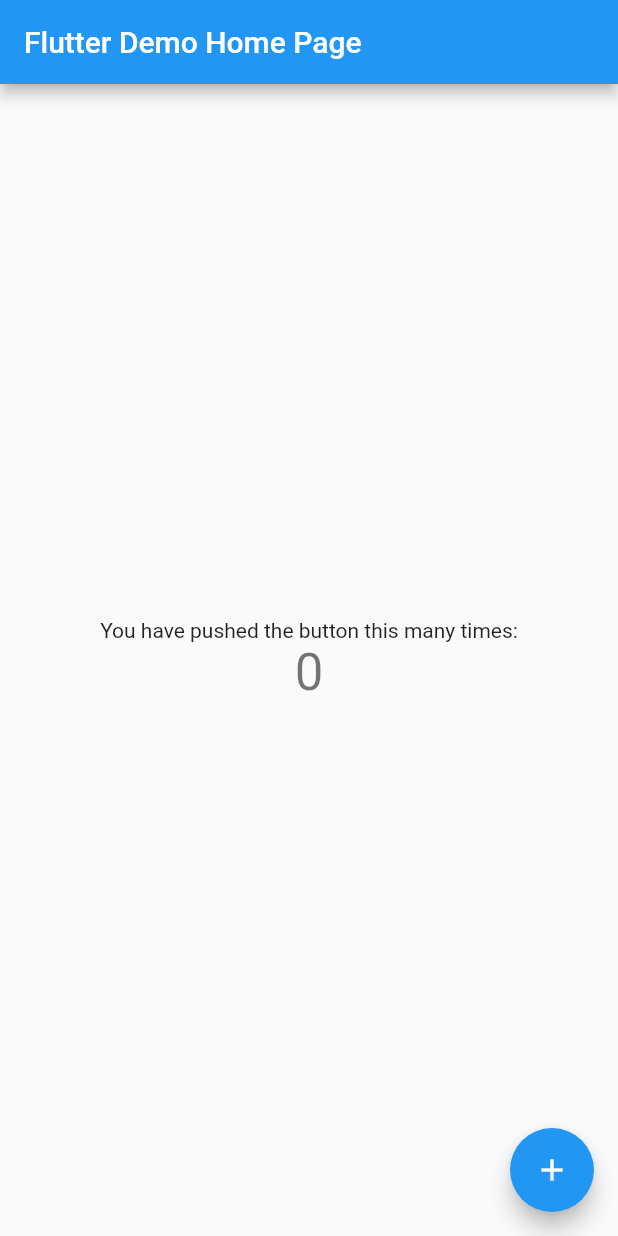
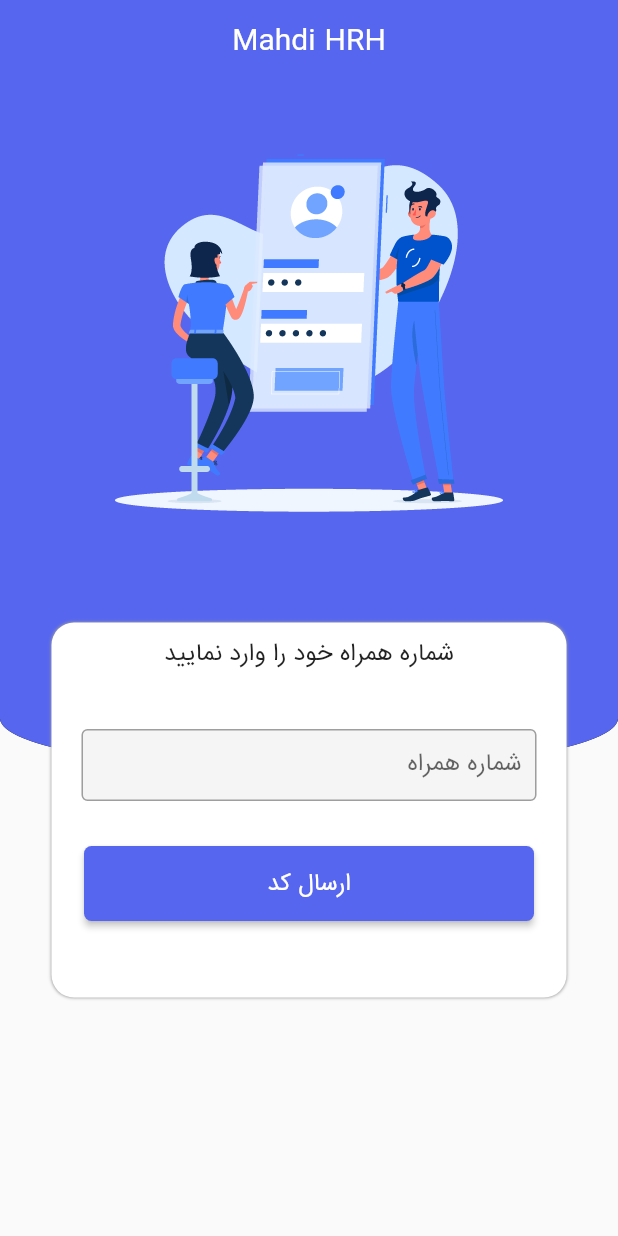
Before and after one commit to MahdiHRH/test, a Flutter app: the screen it shows after launch, on a phone screen of 412 x 824 dp. Run offline on Flutter 3.47's test engine with Material 2 defaults, Android fonts, the phone set to English and light mode, and no system bars; drawn by our look-alikes of rounded_loading_button.

Commit message:
page login

```diff
--- /dev/null
+++ b/lib/Login.dart
@@ -0,0 +1,143 @@
+import 'dart:async';
+
+import 'package:flutter/cupertino.dart';
+import 'package:flutter/material.dart';
+import 'package:rounded_loading_button/rounded_loading_button.dart';
+
+class Login extends StatefulWidget {
+  @override
+  _LoginState createState() => _LoginState();
+}
+
+class _LoginState extends State<Login> {
+  final RoundedLoadingButtonController _btnController = RoundedLoadingButtonController();
+
+  void _doSomething() async {
+    Timer(Duration(seconds: 3), () {
+      _btnController.success();
+      _btnController.reset();
+    });
+  }
+
+  @override
+  Widget build(BuildContext context) {
+
+    return Scaffold(
+      appBar: AppBar(
+        backgroundColor: Color.fromARGB(255, 86, 102, 239),
+        elevation: 0,
+        title: Center(
+            child: Text(
+          "Mahdi HRH",
+          style: TextStyle(
+            fontSize: 20,
+            fontFamily: 'IranSans',
+          ),
+        )),
+      ),
+      body: Container(
+        child: Stack(
+          children: [
+            Container(
+              width: MediaQuery.of(context).size.width,
+              height: MediaQuery.of(context).size.height / 1.8,
+              decoration: BoxDecoration(
+                color: Color.fromARGB(255, 86, 102, 239),
+                boxShadow: [BoxShadow(blurRadius: 0)],
+                borderRadius: BorderRadius.vertical(bottom: Radius.elliptical(MediaQuery.of(context).size.width, 70.0)),
+              ),
+            ),
+            Center(
+              child: Padding(
+                padding: const EdgeInsets.only(top: 200),
+                child: Container(
+                  width: MediaQuery.of(context).size.width / 1.2,
+                  height: 250,
+                  decoration: BoxDecoration(
+                    color: Colors.white,
+                    boxShadow: [
+                      BoxShadow(
+                        color: Colors.grey,
+                        blurRadius: 1.0,
+                      ),
+                    ],
+                    borderRadius: BorderRadius.all(Radius.circular(15)),
+                  ),
+                  child: Column(
+                    children: [
+                      Padding(
+                        padding: const EdgeInsets.all(8.0),
+                        child: Text(
+                          "شماره همراه خود را وارد نمایید",
+                          style: TextStyle(
+                            fontSize: 16,
+                            fontFamily: 'IranSans',
+                          ),
+                        ),
+                      ),
+                      SizedBox(
+                        height: 30,
+                      ),
+                      Padding(
+                        padding: const EdgeInsets.only(left: 20, right: 20),
+                        child: Directionality(
+                          textDirection: TextDirection.rtl,
+                          child: TextField(
+                            textDirection: TextDirection.rtl,
+                            textAlign: TextAlign.right,
+                            decoration: InputDecoration(
+                              filled: true,
+                              contentPadding: const EdgeInsets.all(10.0),
+                              isDense: false,
+                              labelText: "شماره همراه",
+                              labelStyle: TextStyle(
+                                fontSize: 16,
+                                fontFamily: 'IranSans',
+                              ),
+                              focusedBorder: OutlineInputBorder(
+                                borderRadius: BorderRadius.all(Radius.circular(4)),
+                                borderSide: BorderSide(width: 1, color: Colors.red),
+                              ),
+                              enabledBorder: OutlineInputBorder(
+                                borderRadius: BorderRadius.all(Radius.circular(4)),
+                                borderSide: BorderSide(width: 1, color: Colors.grey),
+                              ),
+                            ),
+                          ),
+                        ),
+                      ),
+                      SizedBox(
+                        height: 30,
+                      ),
+                      RoundedLoadingButton(
+                        borderRadius: 5,
+                        color: Color.fromARGB(255, 86, 102, 239),
+                        child: Text('ارسال کد',
+                            style: TextStyle(
+                              color: Colors.white,
+                              fontSize: 16,
+                              fontFamily: 'IranSans',
+                            )),
+                        controller: _btnController,
+                        onPressed: () {
+                          _doSomething();
+                        },
+                      )
+                    ],
+                  ),
+                ),
+              ),
+            ),
+            Align(
+                child: Container(
+                    child: Image.asset(
+              "assets/vector.png",
+              scale: 1.5,
+            )),alignment: Alignment.topCenter,
+            ),
+          ],
+        ),
+      ),
+    );
+  }
+}
--- /dev/null
+++ b/lib/SplashScreen.dart
@@ -0,0 +1,36 @@
+import 'package:flutter/material.dart';
+
+import 'Login.dart';
+
+
+class SplashScreen extends StatefulWidget {
+  @override
+  _SplashScreenState createState() => _SplashScreenState();
+}
+
+class _SplashScreenState extends State<SplashScreen> {
+
+  @override
+  void initState() {
+    // TODO: implement initState
+    super.initState();
+    _handleSplash();
+  }
+
+  @override
+  Widget build(BuildContext context) {
+    return Scaffold(
+      body: Container(
+        color: Colors.indigo,
+      ),
+    );
+  }
+
+  void _handleSplash() async{
+    await Future.delayed(Duration(seconds: 2));
+    Navigator.pushReplacement(context, MaterialPageRoute(builder: (context){
+      return Login();
+    }));
+  }
+
+}
--- a/lib/main.dart
+++ b/lib/main.dart
@@ -1,6 +1,11 @@
 import 'package:flutter/material.dart';
 
+
+import 'SplashScreen.dart';
+
+
 void main() {
+
   runApp(MyApp());
 }
 
@@ -9,64 +14,15 @@ class MyApp extends StatelessWidget {
   @override
   Widget build(BuildContext context) {
     return MaterialApp(
-      title: 'Flutter Demo',
       theme: ThemeData(
         primarySwatch: Colors.blue,
+        visualDensity: VisualDensity.adaptivePlatformDensity,
       ),
-      home: MyHomePage(title: 'Flutter Demo Home Page'),
+      debugShowCheckedModeBanner: false,
+      home: SplashScreen(),
     );
+
+
+
   }
 }
-
-class MyHomePage extends StatefulWidget {
-  MyHomePage({Key? key, required this.title}) : super(key: key);
-
-
-  final String title;
-
-  @override
-  _MyHomePageState createState() => _MyHomePageState();
-}
-
-class _MyHomePageState extends State<MyHomePage> {
-  int _counter = 0;
-
-  void _incrementCounter() {
-    setState(() {
-
-      _counter++;
-    });
-  }
-
-  @override
-  Widget build(BuildContext context) {
-
-    return Scaffold(
-      appBar: AppBar(
-
-        title: Text(widget.title),
-      ),
-      body: Center(
-
-        child: Column(
-
-          mainAxisAlignment: MainAxisAlignment.center,
-          children: <Widget>[
-            Text(
-              'You have pushed the button this many times:',
-            ),
-            Text(
-              '$_counter',
-              style: Theme.of(context).textTheme.headline4,
-            ),
-          ],
-        ),
-      ),
-      floatingActionButton: FloatingActionButton(
-        onPressed: _incrementCounter,
-        tooltip: 'Increment',
-        child: Icon(Icons.add),
-      ), // This trailing comma makes auto-formatting nicer for build methods.
-    );
-  }
-}
```
Also changed, not shown: pubspec.yaml (+7 -0 lines), assets/vector.png (added), fonts/iransans.ttf (added), pubspec.lock.
